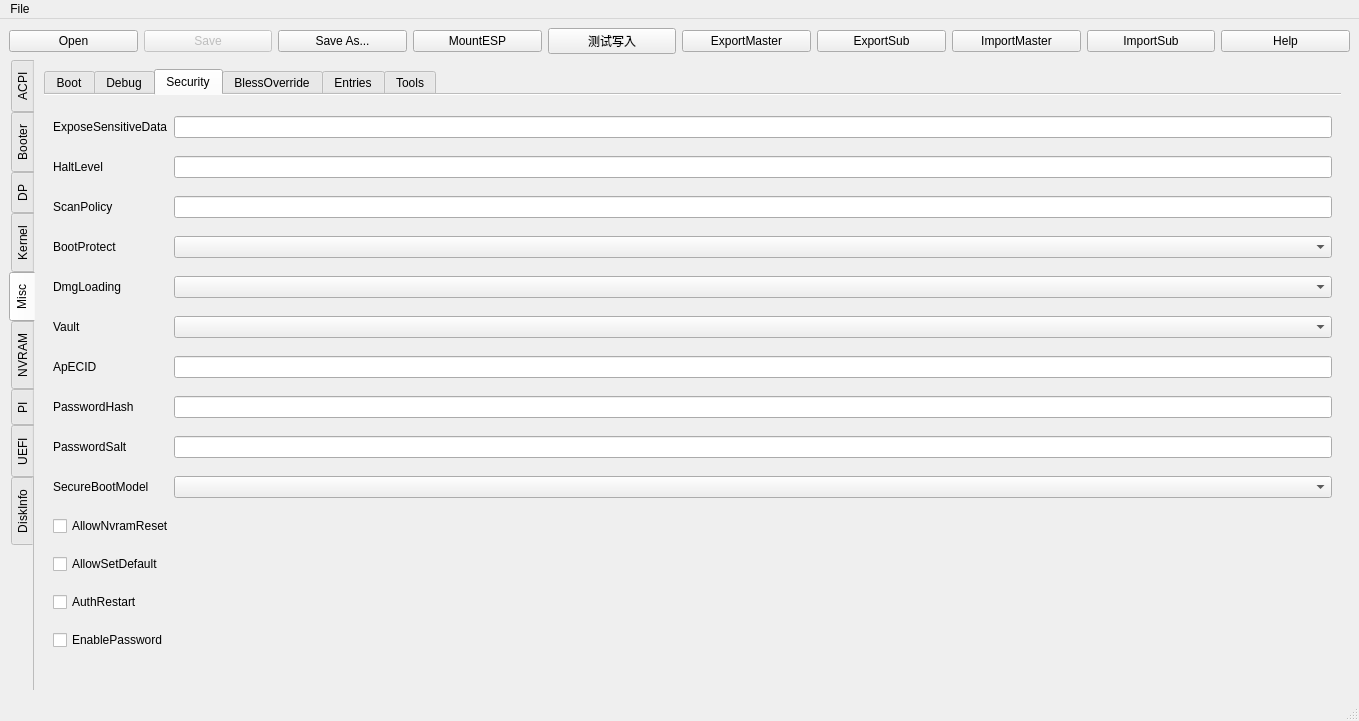
The window that mainwindow.ui (ic005k/OCAuxiliaryTools) describes before a commit, drawn with Qt 5.
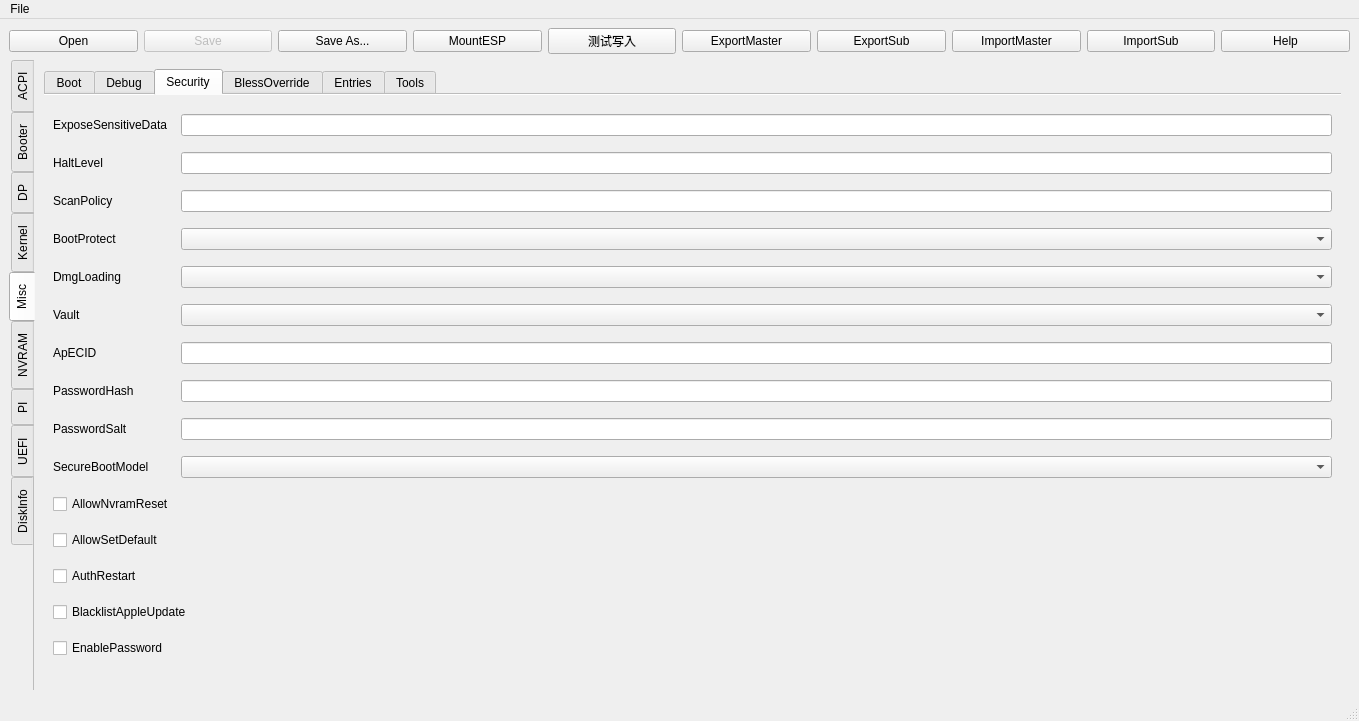
The same window after the commit. The open tabs and pages were chosen to show the change. Icons and pictures are not drawn.

The edit to the form file:
```diff
--- a/mainwindow.ui
+++ b/mainwindow.ui
@@ -2278,7 +2278,7 @@
             <item row="9" column="1">
              <widget class="QComboBox" name="cboxSecureBootModel"/>
             </item>
-            <item row="10" column="0" colspan="2">
+            <item row="10" column="0">
              <widget class="QCheckBox" name="chkAllowNvramReset">
               <property name="toolTip">
                <string>Note 1 : It is known that some Lenovo laptops have a firmware bug, which makes them unbootable after performing
@@ -2293,7 +2293,7 @@
               </property>
              </widget>
             </item>
-            <item row="11" column="0" colspan="2">
+            <item row="11" column="0">
              <widget class="QCheckBox" name="chkAllowSetDefault">
               <property name="toolTip">
                <string> Allow CTRL+Enter and CTRL+Index handling to set the default boot option in boot picker.</string>
@@ -2323,7 +2323,21 @@
               </property>
              </widget>
             </item>
-            <item row="13" column="0">
+            <item row="13" column="0" colspan="2">
+             <widget class="QCheckBox" name="chkBlacklistAppleUpdate">
+              <property name="toolTip">
+               <string>Note: This option exists due to some operating systems, namely macOS Big Sur, being incapable of disabling
+firmware updates with the NVRAM variable (run-efi-updater).</string>
+              </property>
+              <property name="statusTip">
+               <string>Ignore boot options trying to update Apple peripheral firmware (e.g. MultiUpdater.efi).</string>
+              </property>
+              <property name="text">
+               <string>BlacklistAppleUpdate</string>
+              </property>
+             </widget>
+            </item>
+            <item row="14" column="0">
              <widget class="QCheckBox" name="chkEnablePassword">
               <property name="toolTip">
                <string>Password protection ensures that sensitive operations like booting a non-default operating system (e.g. macOS
```
Left out of the diff: 29 changed lines with no effect on the pictures.
